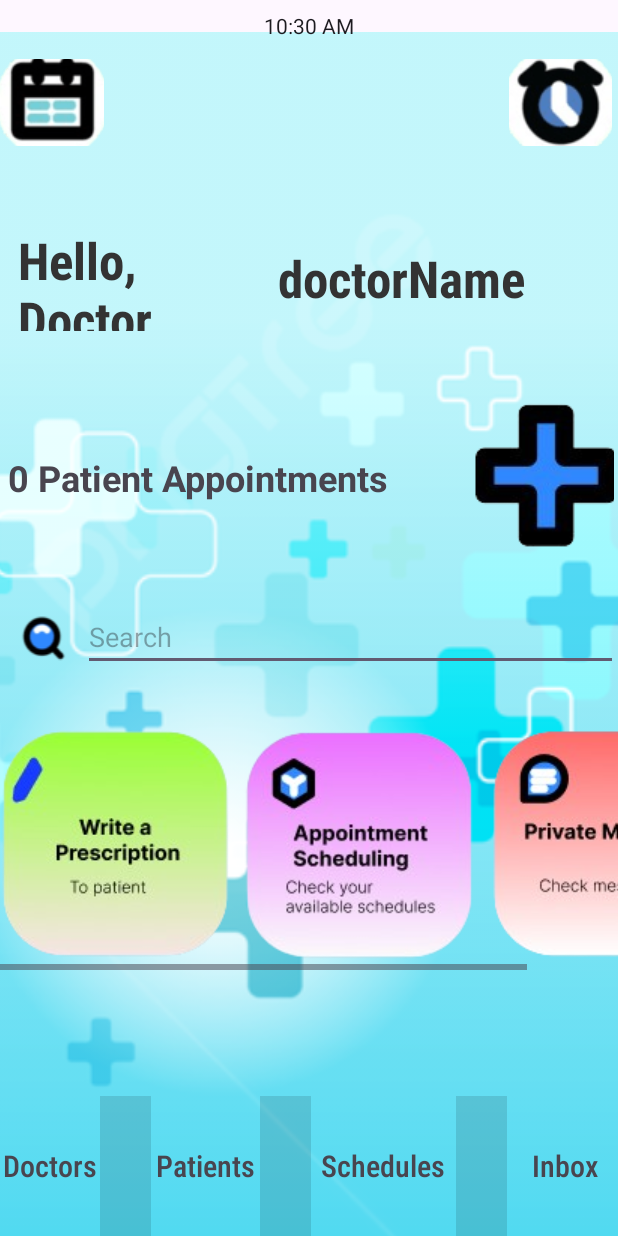
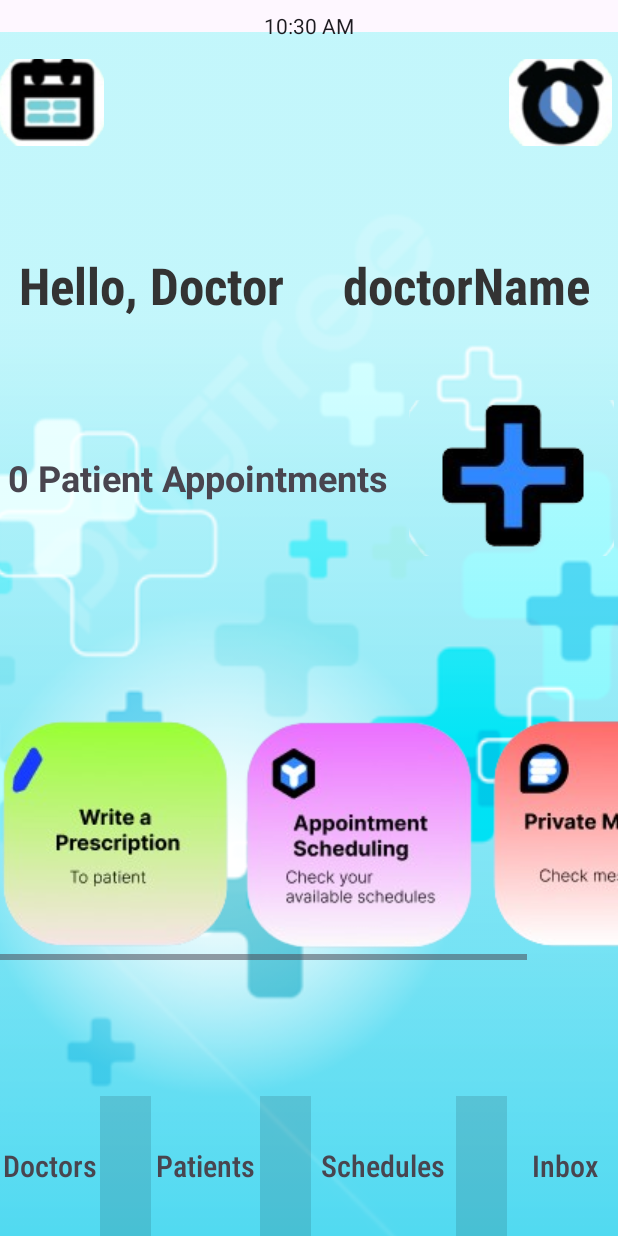
Before and after one commit to Sting421/ConDoctor, an Android app: the Dashboard_Act screen opened directly, with no data from a screen before it, on a phone screen of 412 x 824 dp. Run offline under Robolectric (Android 15) with nearby library versions, the phone set to English and light mode, and no system bars; 3 statements that could not run were skipped.

Commit message:
Removed search from Main.xml, Added search to Dashboard.xml, Added proper LinearLayouts

```diff
--- a/app/src/main/res/layout/activity_dashboard.xml
+++ b/app/src/main/res/layout/activity_dashboard.xml
@@ -73,11 +73,22 @@
                 app:srcCompat="@drawable/alarmclock_small" />
 
         </LinearLayout>
-        <LinearLayout android:id="@+id/linearLayout02" android:layout_width="408dp" android:layout_height="90dp" android:layout_marginTop="1dp" android:orientation="horizontal" app:layout_constraintBottom_toBottomOf="parent" app:layout_constraintEnd_toEndOf="parent" app:layout_constraintStart_toStartOf="parent" app:layout_constraintTop_toTopOf="parent" app:layout_constraintVertical_bias="0.19">
+
+        <LinearLayout
+            android:id="@+id/linearLayout02"
+            android:layout_width="407dp"
+            android:layout_height="104dp"
+            android:layout_marginTop="1dp"
+            android:orientation="horizontal"
+            app:layout_constraintBottom_toBottomOf="parent"
+            app:layout_constraintEnd_toEndOf="parent"
+            app:layout_constraintStart_toStartOf="parent"
+            app:layout_constraintTop_toTopOf="parent"
+            app:layout_constraintVertical_bias="0.19">
 
             <TextView
                 android:id="@+id/welcomeText"
-                android:layout_width="104dp"
+                android:layout_width="wrap_content"
                 android:layout_height="match_parent"
                 android:layout_margin="10dp"
                 android:layout_weight="1"
@@ -93,9 +104,10 @@
                 android:id="@+id/editTextName"
                 android:layout_width="wrap_content"
                 android:layout_height="match_parent"
+                android:layout_margin="10dp"
                 android:layout_weight="1"
                 android:fontFamily="sans-serif-condensed-medium"
-                android:paddingVertical="22sp"
+                android:gravity="center"
                 android:text="@string/doctorName"
                 android:textColor="#333333"
                 android:textSize="34sp"
@@ -120,19 +132,62 @@
 
         </LinearLayout>
         <LinearLayout android:id="@+id/linearLayout5" android:layout_width="404dp" android:layout_height="104dp" android:layout_weight="1" android:orientation="horizontal" app:layout_constraintBottom_toBottomOf="parent" app:layout_constraintEnd_toEndOf="parent" app:layout_constraintHorizontal_bias="0.666" app:layout_constraintStart_toStartOf="parent" app:layout_constraintTop_toTopOf="parent" app:layout_constraintVertical_bias="0.37">
-            <TextView android:id="@+id/textView17" android:layout_width="360dp" android:layout_height="match_parent" android:layout_weight="1" android:gravity="center|left" android:text="4 Patient Appointments" android:textSize="24sp" android:textStyle="bold"/>
+
+            <TextView
+                android:id="@+id/textView17"
+                android:layout_width="273dp"
+                android:layout_height="match_parent"
+                android:layout_weight="1"
+                android:gravity="center|left"
+                android:text="4 Patient Appointments"
+                android:textSize="24sp"
+                android:textStyle="bold" />
             <ImageButton android:id="@+id/viewPatientsBtn" android:layout_width="143dp" android:layout_height="match_parent" android:layout_weight="1" android:background="@android:color/transparent" android:src="@drawable/addicon"/>
         </LinearLayout>
-        <LinearLayout android:id="@+id/linearLayout9" android:layout_width="411dp" android:layout_height="51dp" android:layout_weight="1" android:orientation="horizontal" app:layout_constraintBottom_toBottomOf="parent" app:layout_constraintEnd_toEndOf="parent" app:layout_constraintStart_toStartOf="parent" app:layout_constraintTop_toTopOf="parent" app:layout_constraintVertical_bias="0.52">
-            <ImageView android:id="@+id/imageView" android:layout_width="22dp" android:layout_height="wrap_content" android:layout_weight="1" app:srcCompat="@drawable/search"/>
-            <EditText android:id="@+id/editTextText2" android:layout_width="324dp" android:layout_height="wrap_content" android:layout_weight="1" android:ems="10" android:gravity="center|left" android:hint="Search" android:inputType="text"/>
-        </LinearLayout>
-        <LinearLayout android:layout_width="416dp" android:layout_height="166dp" android:orientation="horizontal" app:layout_constraintBottom_toBottomOf="parent" app:layout_constraintEnd_toEndOf="parent" app:layout_constraintStart_toStartOf="parent" app:layout_constraintTop_toTopOf="parent" app:layout_constraintVertical_bias="0.73">
-            <HorizontalScrollView android:layout_width="match_parent" android:layout_height="match_parent" android:layout_weight="1">
-                <LinearLayout android:layout_width="wrap_content" android:layout_height="match_parent" android:orientation="horizontal">
-                    <ImageButton android:id="@+id/imageButton5" android:layout_width="wrap_content" android:layout_height="wrap_content" android:layout_weight="1" android:background="@android:color/transparent" app:srcCompat="@drawable/prescription"/>
-                    <ImageButton android:id="@+id/imageButton6" android:layout_width="wrap_content" android:layout_height="wrap_content" android:layout_weight="1" android:background="@android:color/transparent" app:srcCompat="@drawable/appointment"/>
-                    <ImageButton android:id="@+id/imageButton7" android:layout_width="wrap_content" android:layout_height="wrap_content" android:layout_weight="1" android:background="@android:color/transparent" app:srcCompat="@drawable/privatemessage"/>
+
+        <LinearLayout
+            android:layout_width="416dp"
+            android:layout_height="166dp"
+            android:orientation="horizontal"
+            app:layout_constraintBottom_toBottomOf="parent"
+            app:layout_constraintEnd_toEndOf="parent"
+            app:layout_constraintStart_toStartOf="parent"
+            app:layout_constraintTop_toTopOf="parent"
+            app:layout_constraintVertical_bias="0.72">
+
+            <HorizontalScrollView
+                android:layout_width="match_parent"
+                android:layout_height="match_parent"
+                android:layout_weight="1">
+
+                <LinearLayout
+                    android:layout_width="wrap_content"
+                    android:layout_height="match_parent"
+                    android:orientation="horizontal">
+
+                    <ImageButton
+                        android:id="@+id/imageButton5"
+                        android:layout_width="wrap_content"
+                        android:layout_height="wrap_content"
+                        android:layout_weight="1"
+                        android:background="@android:color/transparent"
+                        app:srcCompat="@drawable/prescription" />
+
+                    <ImageButton
+                        android:id="@+id/imageButton6"
+                        android:layout_width="wrap_content"
+                        android:layout_height="wrap_content"
+                        android:layout_weight="1"
+                        android:background="@android:color/transparent"
+                        app:srcCompat="@drawable/appointment" />
+
+                    <ImageButton
+                        android:id="@+id/imageButton7"
+                        android:layout_width="wrap_content"
+                        android:layout_height="wrap_content"
+                        android:layout_weight="1"
+                        android:background="@android:color/transparent"
+                        app:srcCompat="@drawable/privatemessage" />
                 </LinearLayout>
             </HorizontalScrollView>
         </LinearLayout>
```
Also changed, not shown: app/src/main/res/layout/activity_main.xml (+72 -34 lines).
